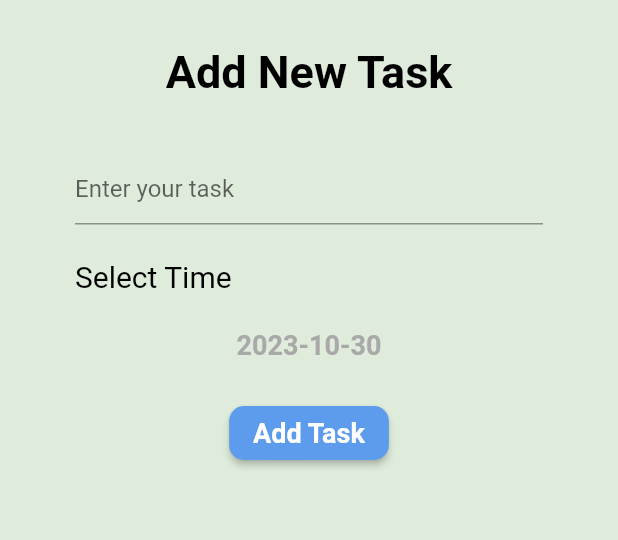
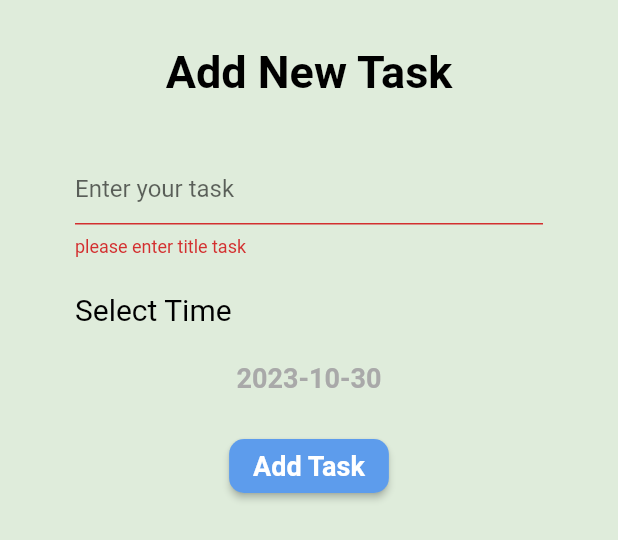
Before and after one commit to YasmeenGad/todoApp, a Flutter app: the AddTaskBtmSheet widget shown alone on an empty page, opened directly, after a tap on "Add Task", on a phone screen of 412 x 824 dp. Shown: the top 540 px of the screen. Run offline on Flutter 3.47's test engine with Material 2 defaults, Android fonts, the phone set to English and light mode, and no system bars; our stand-ins replace calendar_timeline, cloud_firestore, firebase_auth, firebase_core, flutter_screenutil, flutter_slidable and 3 more; accounts and stored records are empty.

Commit message:
create function add tasks and get tasks

```diff
--- a/lib/main.dart
+++ b/lib/main.dart
@@ -35,8 +35,7 @@ class MyApp extends StatelessWidget {
               ? MyThemeData.customdarkTheme
               : MyThemeData.customlightTheme,
           debugShowCheckedModeBanner: false,
-          initialRoute: (FirebaseAuth.instance.currentUser != null &&
-                  FirebaseAuth.instance.currentUser!.emailVerified)
+          initialRoute: (FirebaseAuth.instance.currentUser != null)
               ? HomeLayout.routeName
               : Login.routeName,
           getPages: [
--- /dev/null
+++ b/lib/models/task_model.dart
@@ -0,0 +1,28 @@
+class TaskModel {
+  String? id;
+  String? title;
+  int? date;
+  bool? isDone;
+
+  TaskModel(
+      {this.id = "",
+      required this.title,
+      required this.date,
+      this.isDone = false});
+
+  TaskModel.fromJson(Map<String, dynamic> json) {
+    id = json['id'];
+    title = json['title'];
+    date = json['date'];
+    isDone = json['isDone'];
+  }
+
+  Map<String, dynamic> toJson() {
+    final Map<String, dynamic> data = new Map<String, dynamic>();
+    data['id'] = this.id;
+    data['title'] = this.title;
+    data['date'] = this.date;
+    data['isDone'] = this.isDone;
+    return data;
+  }
+}
--- a/lib/shared/network/remote/create_account.dart
+++ b/lib/shared/network/remote/create_account.dart
@@ -1,6 +1,7 @@
 import 'package:firebase_auth/firebase_auth.dart';
 import 'package:flutter/material.dart';
 import 'package:get/get.dart';
+import 'package:todo/layout/home_layout.dart';
 import 'package:todo/screens/auth/login.dart';
 
 CreateAccount(String username, String email, String password, context) async {
@@ -13,7 +14,7 @@ CreateAccount(String username, String email, String password, context) async {
     await credential.user!.updateDisplayName(username);
 
     FirebaseAuth.instance.currentUser!.sendEmailVerification();
-    Get.offAllNamed(Login.routeName);
+    Get.offAllNamed(HomeLayout.routeName);
   } on FirebaseAuthException catch (e) {
     if (e.code == 'weak-password') {
       showDialog(
--- a/lib/widgets/add_task_btm_sheet.dart
+++ b/lib/widgets/add_task_btm_sheet.dart
@@ -1,6 +1,8 @@
 import 'package:flutter/material.dart';
 import 'package:flutter_screenutil/flutter_screenutil.dart';
 import 'package:get/get.dart';
+import 'package:todo/models/task_model.dart';
+import 'package:todo/shared/firebase/firebase_func.dart';
 
 import 'package:todo/shared/styles/colors.dart';
 
@@ -10,7 +12,8 @@ class AddTaskBtmSheet extends StatefulWidget {
 }
 
 class _AddTaskBtmSheetState extends State<AddTaskBtmSheet> {
-  TextEditingController task = TextEditingController();
+  GlobalKey<FormState> formkey = GlobalKey<FormState>();
+  TextEditingController title = TextEditingController();
   DateTime selectedDate = DateTime.now();
   @override
   Widget build(BuildContext context) {
@@ -34,9 +37,22 @@ class _AddTaskBtmSheetState extends State<AddTaskBtmSheet> {
           SizedBox(
             height: 25.h,
           ),
-          TextFormField(
-            controller: task,
-            decoration: InputDecoration(hintText: "14".tr),
+          Form(
+            key: formkey,
+            child: TextFormField(
+              validator: (value) {
+                if (value == null || value.isEmpty) {
+                  return "please enter title task";
+                } else {
+                  return null;
+                }
+              },
+              style: TextStyle(color: Colors.black),
+              controller: title,
+              decoration: InputDecoration(
+                hintText: "14".tr,
+              ),
+            ),
           ),
           SizedBox(
             height: 25.h,
@@ -85,7 +101,16 @@ class _AddTaskBtmSheetState extends State<AddTaskBtmSheet> {
             shape:
                 RoundedRectangleBorder(borderRadius: BorderRadius.circular(10)),
             color: primaryColor,
-            onPressed: () {},
+            onPressed: () {
+              if (formkey.currentState!.validate()) {
+                TaskModel taskModel = TaskModel(
+                    title: title.text,
+                    date: DateUtils.dateOnly(selectedDate)
+                        .millisecondsSinceEpoch);
+                FirebaseFunctions.addTask(taskModel);
+                Navigator.pop(context);
+              }
+            },
             child: Text(
               "15".tr,
               style: Theme.of(context)
--- a/pubspec.yaml
+++ b/pubspec.yaml
@@ -41,6 +41,7 @@ dependencies:
   firebase_messaging: ^14.6.9
   firebase_auth: ^4.10.1
   google_sign_in: ^6.1.5
+  flutter_slidable: ^3.0.0
 
 dev_dependencies:
   flutter_lints: ^2.0.0
```
Also changed, not shown: lib/screens/tasks/task_tap.dart (+65 -28 lines), lib/shared/firebase/firebase_func.dart (added, +32 -0 lines), pubspec.lock.
